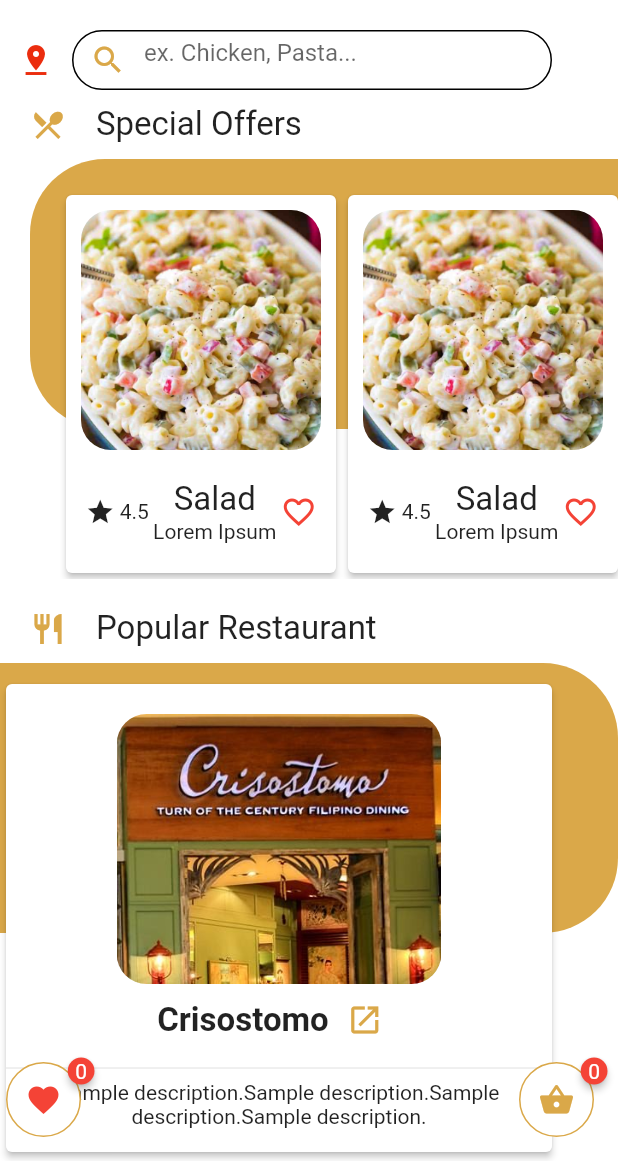
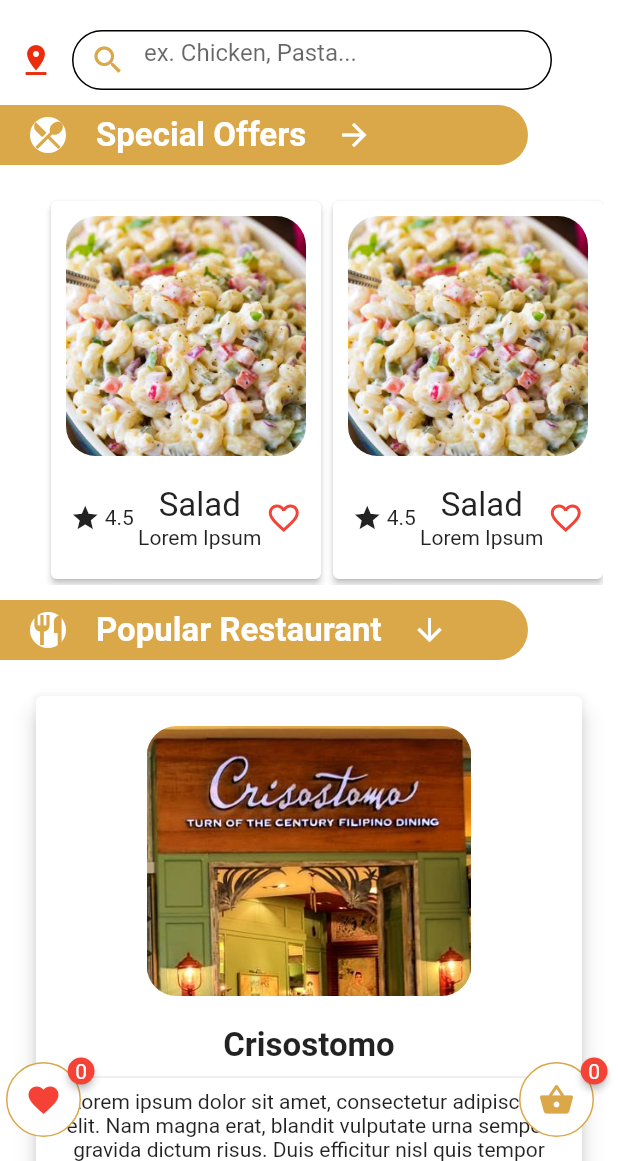
Before and after one commit to bryanbauzon/Food-Delivery-UI-Challlenge-Flutter, a Flutter app: the screen it shows after launch, after a tap on the "search" icon, on a phone screen of 412 x 824 dp, the part 75-1236 px from its top. Run offline on Flutter 3.47's test engine with Material 2 defaults, Android fonts, the phone set to English and light mode, and no system bars; drawn by our look-alikes of badges.

Commit message:
Changed UI

```diff
--- a/lib/screen/homepage.dart
+++ b/lib/screen/homepage.dart
@@ -190,46 +190,51 @@
       body: Column(
         children: <Widget>[
          FoodAppBar(isMainScreen: true,basketCount: widget.basketCount,orders: widget.orders,),
-          //* SPECIAL OFFERS
-          Expanded(child:
-            Container(
+          Expanded(
+            child:Container(
               height:MediaQuery.of(context).size.height,
               child:ListView(
                 scrollDirection: Axis.vertical,
                 children:[
                   Align(
             alignment: Alignment.centerLeft,
+            child: Container(
+                height: 40,
+                width: MediaQuery.of(context).size.width - 60,
+                decoration: BoxDecoration(
+                  color:AppCommons.appColor,
+                  borderRadius: BorderRadius.only(topRight:Radius.circular(50),bottomRight:Radius.circular(50))
+                ),
                 child: Padding(
                   padding: const EdgeInsets.only(left:20),
                   child: Row(
                 mainAxisAlignment: MainAxisAlignment.start,
                 children: <Widget>[
-                  Icon(Icons.local_dining, color:AppCommons.appColor),
+                 Container(
+                   decoration:BoxDecoration(
+                     color:AppCommons.white,
+                     borderRadius: BorderRadius.circular(50)
+                   ),
+                   child:  Icon(Icons.local_dining, color:AppCommons.appColor),
+                 ),
                   SizedBox(width: 20,),
                   Text("Special Offers",
                   style: TextStyle(
+                     color:AppCommons.white,
+                    fontWeight: FontWeight.bold,
                     fontSize:22
                   ),
                   ),
+                    SizedBox(width: 20,),
+                    Icon(Icons.arrow_forward, color:AppCommons.white)
                 ],
+              ),
+                )
               )
           ),
-          ),
           Align(
-            alignment: Alignment.centerRight,
+            alignment: Alignment.center,
             child: Padding(
-              padding: const EdgeInsets.only(top:10),
-              child:Stack(
-                children: <Widget>[
-                    Container(
-                    height: 180,
-                    width: MediaQuery.of(context).size.width - 20,
-                    decoration: BoxDecoration(
-                      borderRadius: BorderRadius.only(topLeft:Radius.circular(50), bottomLeft:Radius.circular(50)),
-                      color: AppCommons.appColor
-                    ),
-                  ),
-                  Padding(
                     padding: const EdgeInsets.only(top:20, left:20),
                     child: Container(
                     height: 260,
@@ -251,36 +256,54 @@
                     ),
                   ),
                   )
-                ],
-              )
-            )
           ),
-           Align(
+            Padding(
+              padding: const EdgeInsets.only(top:10, bottom:10),
+              child:   Align(
             alignment: Alignment.centerLeft,
+            child: Container(
+                height: 40,
+                width: MediaQuery.of(context).size.width - 60,
+                decoration: BoxDecoration(
+                  color:AppCommons.appColor,
+                  borderRadius: BorderRadius.only(topRight:Radius.circular(50),bottomRight:Radius.circular(50))
+                ),
                 child: Padding(
-              padding: const EdgeInsets.only(top:20,left:20),
+                  padding: const EdgeInsets.only(left:20),
                   child: Row(
                 mainAxisAlignment: MainAxisAlignment.start,
                 children: <Widget>[
-                  Icon(Icons.restaurant, color:AppCommons.appColor),
+                 Container(
+                   decoration:BoxDecoration(
+                     color:AppCommons.white,
+                     borderRadius: BorderRadius.circular(50)
+                   ),
+                   child:  Icon(Icons.restaurant, color:AppCommons.appColor),
+                 ),
                   SizedBox(width: 20,),
                   Text("Popular Restaurant",
                   style: TextStyle(
+                     color:AppCommons.white,
+                    fontWeight: FontWeight.bold,
                     fontSize:22
                   ),
                   ),
+                    SizedBox(width: 20,),
+                    Icon(Icons.arrow_downward, color:AppCommons.white)
                 ],
+              ),
+                )
               )
           ),
             ),
           Align(
-            alignment: Alignment.centerLeft,
+            alignment: Alignment.center,
             child: Column(
               children: <Widget>[
-                popularRestaurant('Crisostomo','images/crisostomo.jpg',"1"),//
-                popularRestaurant('Kenny Rogers','images/kenny.jpg',"2"),//
-                 popularRestaurant('Cabalen','images/cabalen.jpg',"3"),
-                 popularRestaurant('Jababee','images/jollibee.jpg',"4"),
+                popularRestaurant('Crisostomo','images/crisostomo.jpg',"1",4.5),//
+                popularRestaurant('Kenny Rogers','images/kenny.jpg',"2",4.2),//
+                popularRestaurant('Cabalen','images/cabalen.jpg',"3",4.1),
+                popularRestaurant('Jollibee','images/jollibee.jpg',"4",3),
               ],
             )
           )
@@ -359,28 +382,16 @@
       )
     );
   }
-  Widget popularRestaurant(String name,String image, String tag)=>
+  Widget popularRestaurant(String name,String image, String tag,double ratings)=>
             Padding(
-             padding: const EdgeInsets.only(top:10),
-             child:  Stack(
-              children: <Widget>[
-                Container(
-                    height: 180,
-                    width: MediaQuery.of(context).size.width,
-                    decoration: BoxDecoration(
-                      borderRadius: BorderRadius.only(topRight:Radius.circular(50), bottomRight:Radius.circular(50)),
-                      color: AppCommons.appColor
-                    ),
-                  ),
-                Padding(
-                    padding: const EdgeInsets.only(top:10, right:20),
+                    padding: const EdgeInsets.only(top:10, right:10,left:10, bottom:20),
                     child: Container(
-                    height: 320,
+                    height: 360,
                      width: MediaQuery.of(context).size.width - 40,
                     decoration: BoxDecoration(
                     ),
                     child: Card(
-                      elevation: 2,
+                      elevation: 6,
                       child: Padding(
                         padding: const EdgeInsets.only(top:20),
                         child: Column(
@@ -395,15 +406,37 @@
                             )
                           ),
                            ),
-                           //SizedBox(height: 10,),
-                           Row(
-                             mainAxisAlignment: MainAxisAlignment.center,
-                             children: <Widget>[
-                               Text(name,
+                           Padding(
+                             padding: const EdgeInsets.only(top:20),
+                             child: Text(name,
                                 style:TextStyle(
                                   fontSize: 22,
                                   fontWeight: FontWeight.bold
                                 )
+                               ),
+                           ),
+                           Divider(),
+                           Padding(
+                             padding: const EdgeInsets.only(left:20, right:20),
+                             child: Center(child:
+                              Text("Lorem ipsum dolor sit amet, consectetur adipiscing elit. Nam magna erat, blandit vulputate urna semper, gravida dictum risus. Duis efficitur nisl quis tempor dictum.",
+                                textAlign: TextAlign.center,
+                              ),)
+                           ),
+                           Row(
+                             mainAxisAlignment: MainAxisAlignment.spaceAround,
+                             children: <Widget>[
+                               Row(
+                                 children: <Widget>[
+                                   Icon(Icons.star, color:AppCommons.appColor),
+                                   Text(ratings.toString())
+                                 ],
+                               ),
+                               Row(
+                                 children: <Widget>[
+                                   Icon(Icons.pin_drop, color:AppCommons.appColor),
+                                   Text("Restaurant location")
+                                 ],
                                ),
                                 IconButton(icon: Icon(Icons.open_in_new,color:AppCommons.appColor),
                                onPressed: (){
@@ -416,22 +449,11 @@
                                  }
                                })
                              ],
-                           ),
-                           Divider(),
-                           Padding(
-                             padding: const EdgeInsets.only(left:20, right:20),
-                             child: Center(child:
-                              Text("Sample description.Sample description.Sample description.Sample description.",
-                                textAlign: TextAlign.center,
-                              ),)
                            )
                         ],
                       ),
                       )
                     )
-                  ),
-                  )
-              ],
                   ),
             );
   Widget specialOffers(String image,String name,String description,double ratings)=>   Card(
```
Also changed, not shown: images/kuya-j.jpg (added). Lines whose indentation alone changed are shown as unchanged.
